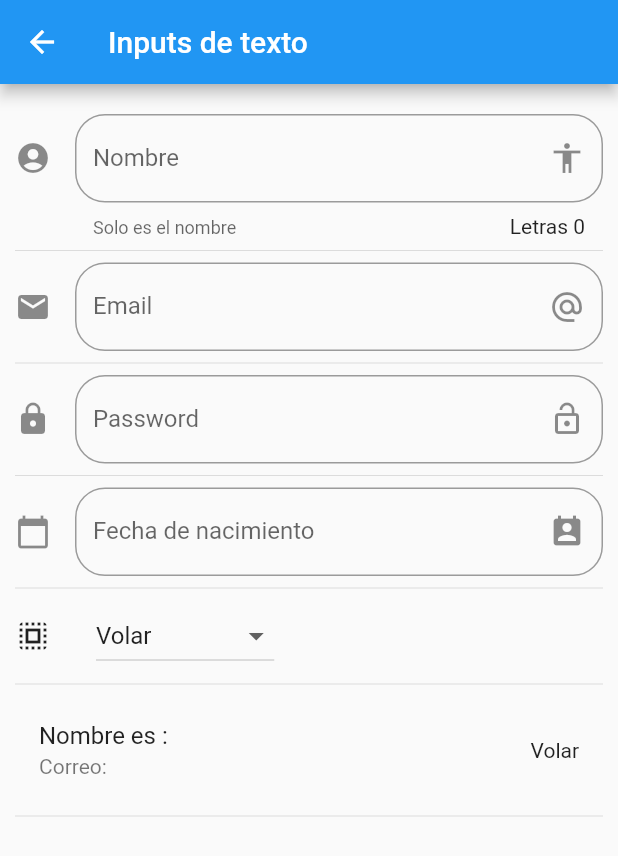
After one commit to viaggiareapps/componentes, a Flutter app: the InputPage screen opened by its route, on a phone screen of 412 x 824 dp. The commit adds this screen. Shown: the top 856 px of the screen. Run offline on Flutter 3.47's test engine with Material 2 defaults, Android fonts, the phone set to English and light mode, and no system bars; network calls fail.

Commit message:
17deAgosto

```diff
--- a/data/menu_opts.json
+++ b/data/menu_opts.json
@@ -15,6 +15,16 @@
             "ruta" : "card",
             "icon" : "folder_open",
             "texto": "Cards - Tarjetas"
+        },
+        {
+            "ruta" : "animatedContainer",
+            "icon" : "donut_large",
+            "texto": "Animated Container"
+        },
+        {
+            "ruta" : "inputs",
+            "icon" : "inputs",
+            "texto": "Inputs"
         }
     ]
 }
--- /dev/null
+++ b/lib/src/pages/input_page.dart
@@ -0,0 +1,174 @@
+import 'package:flutter/material.dart';
+
+class InputPage extends StatefulWidget {
+  @override
+  _InputPageState createState() => _InputPageState();
+}
+
+class _InputPageState extends State<InputPage> {
+  String _nombre = '';
+  String _email = '';
+  String _fecha = '';
+  String _opcionSeleccionada = 'Volar';
+  List<String> _poderes = ['Volar', 'Rayos X', 'Super Aliento', 'Super Fuerza'];
+  TextEditingController _inputFieldDataController = new TextEditingController();
+  @override
+  Widget build(BuildContext context) {
+    return Scaffold(
+      appBar: AppBar(
+        title: Text('Inputs de texto'),
+      ),
+      body: ListView(
+        padding: EdgeInsets.symmetric(horizontal: 10.0, vertical: 20.0),
+        children: [
+          _crearInput(),
+          Divider(),
+          _crearEmail(),
+          Divider(),
+          _crearPassword(),
+          Divider(),
+          _crearFecha(context),
+          Divider(),
+          _crearDropdown(),
+          Divider(),
+          _crearPersona(),
+          Divider(),
+        ],
+      ),
+    );
+  }
+
+  Widget _crearInput() {
+    return TextField(
+      //autofocus: true,
+      textCapitalization: TextCapitalization.sentences,
+      decoration: InputDecoration(
+          border: OutlineInputBorder(
+            borderRadius: BorderRadius.circular(20.0),
+          ),
+          counter: Text('Letras ${_nombre.length}'),
+          hintText: 'Nombre de la persona',
+          labelText: 'Nombre',
+          helperText: 'Solo es el nombre',
+          suffixIcon: Icon(Icons.accessibility),
+          icon: Icon(Icons.account_circle)),
+      onChanged: (valor) {
+        setState(() {
+          _nombre = valor;
+        });
+      },
+    );
+  }
+
+  Widget _crearPersona() {
+    return ListTile(
+      title: Text('Nombre es : $_nombre'),
+      subtitle: Text('Correo: $_email'),
+      trailing: Text(_opcionSeleccionada),
+    );
+  }
+
+  Widget _crearEmail() {
+    return TextField(
+      keyboardType: TextInputType.emailAddress,
+      decoration: InputDecoration(
+          border: OutlineInputBorder(
+            borderRadius: BorderRadius.circular(20.0),
+          ),
+          hintText: 'Email',
+          labelText: 'Email',
+          suffixIcon: Icon(Icons.alternate_email),
+          icon: Icon(Icons.email)),
+      onChanged: (valor) {
+        setState(() {
+          _email = valor;
+        });
+      },
+    );
+  }
+
+  Widget _crearPassword() {
+    return TextField(
+      obscureText: true,
+      decoration: InputDecoration(
+          border: OutlineInputBorder(
+            borderRadius: BorderRadius.circular(20.0),
+          ),
+          hintText: 'Password',
+          labelText: 'Password',
+          suffixIcon: Icon(Icons.lock_open),
+          icon: Icon(Icons.lock)),
+      onChanged: (valor) {
+        setState(() {
+          _email = valor;
+        });
+      },
+    );
+  }
+
+  Widget _crearFecha(BuildContext context) {
+    return TextField(
+      enableInteractiveSelection: false,
+      controller: _inputFieldDataController,
+      decoration: InputDecoration(
+          border: OutlineInputBorder(
+            borderRadius: BorderRadius.circular(20.0),
+          ),
+          hintText: 'Fecha de nacimiento',
+          labelText: 'Fecha de nacimiento',
+          suffixIcon: Icon(Icons.perm_contact_calendar),
+          icon: Icon(Icons.calendar_today)),
+      onTap: () {
+        FocusScope.of(context).requestFocus(new FocusNode());
+        _selectDate(context);
+      },
+    );
+  }
+
+  void _selectDate(BuildContext context) async {
+    DateTime picked = await showDatePicker(
+        context: context,
+        initialDate: new DateTime.now(),
+        firstDate: new DateTime(2018),
+        lastDate: new DateTime(2025),
+        locale: Locale('es', 'ES'));
+
+    if (picked != null) {
+      setState(() {
+        _fecha = picked.toString();
+        _inputFieldDataController.text = _fecha;
+      });
+    }
+  }
+
+  List<DropdownMenuItem<String>> getOpcionesDropdown() {
+    List<DropdownMenuItem<String>> lista = new List();
+    _poderes.forEach((poder) {
+      lista.add(DropdownMenuItem(
+        child: Text(poder),
+        value: poder,
+      ));
+    });
+    return lista;
+  }
+
+  Widget _crearDropdown() {
+    return Row(
+      children: [
+        Icon(Icons.select_all),
+        SizedBox(
+          width: 30.0,
+        ),
+        DropdownButton(
+            isExpanded: true,
+            value: _opcionSeleccionada,
+            items: getOpcionesDropdown(),
+            onChanged: (opt) {
+              setState(() {
+                _opcionSeleccionada = opt;
+              });
+            }),
+      ],
+    );
+  }
+}
--- a/lib/src/routes/routes.dart
+++ b/lib/src/routes/routes.dart
@@ -1,14 +1,18 @@
 import 'package:componentes/src/pages/alert_page.dart';
+import 'package:componentes/src/pages/animated_container.dart';
 import 'package:componentes/src/pages/avatar_page.dart';
 import 'package:componentes/src/pages/card_page.dart';
 import 'package:componentes/src/pages/home_page.dart';
+import 'package:componentes/src/pages/input_page.dart';
 import 'package:flutter/material.dart';
 
-Map<String,WidgetBuilder> getApllicationRoutes(){
+Map<String, WidgetBuilder> getApllicationRoutes() {
   return <String, WidgetBuilder>{
     '/': (BuildContext context) => HomePage(),
     'alert': (BuildContext context) => AlertPage(),
     'avatar': (BuildContext context) => AvatarPage(),
     'card': (BuildContext context) => CardPage(),
+    'animatedContainer': (BuildContext context) => AnimatedContainerPage(),
+    'inputs': (BuildContext context) => InputPage(),
   };
 }
--- a/lib/src/utils/icono_string_util.dart
+++ b/lib/src/utils/icono_string_util.dart
@@ -1,15 +1,13 @@
 import 'package:flutter/material.dart';
 
 final _icons = <String, IconData>{
-  'add_alert'     : Icons.add_alert,
-  'accessibility' : Icons.accessibility,
-  'folder_open'   : Icons.folder_open,
-
+  'add_alert': Icons.add_alert,
+  'accessibility': Icons.accessibility,
+  'folder_open': Icons.folder_open,
+  'donut_large': Icons.donut_large,
+  'inputs': Icons.input,
 };
 
-
-
-
-Icon getIcon(String nombreIcono){
+Icon getIcon(String nombreIcono) {
   return Icon(_icons[nombreIcono], color: Colors.blue);
 }
--- a/pubspec.yaml
+++ b/pubspec.yaml
@@ -31,6 +31,8 @@ dependencies:
 
 dev_dependencies:
   flutter_test:
+    sdk: flutter
+  flutter_localizations:
     sdk: flutter
 
 # For information on the generic Dart part of this file, see the
```
Also changed, not shown: lib/main.dart (+14 -5 lines), lib/src/pages/alert_page.dart (+7 -6 lines), lib/src/pages/animated_container.dart (added, +52 -0 lines), lib/src/pages/avatar_page.dart (+25 -0 lines), pubspec.lock. Lines whose indentation alone changed are shown as unchanged.
